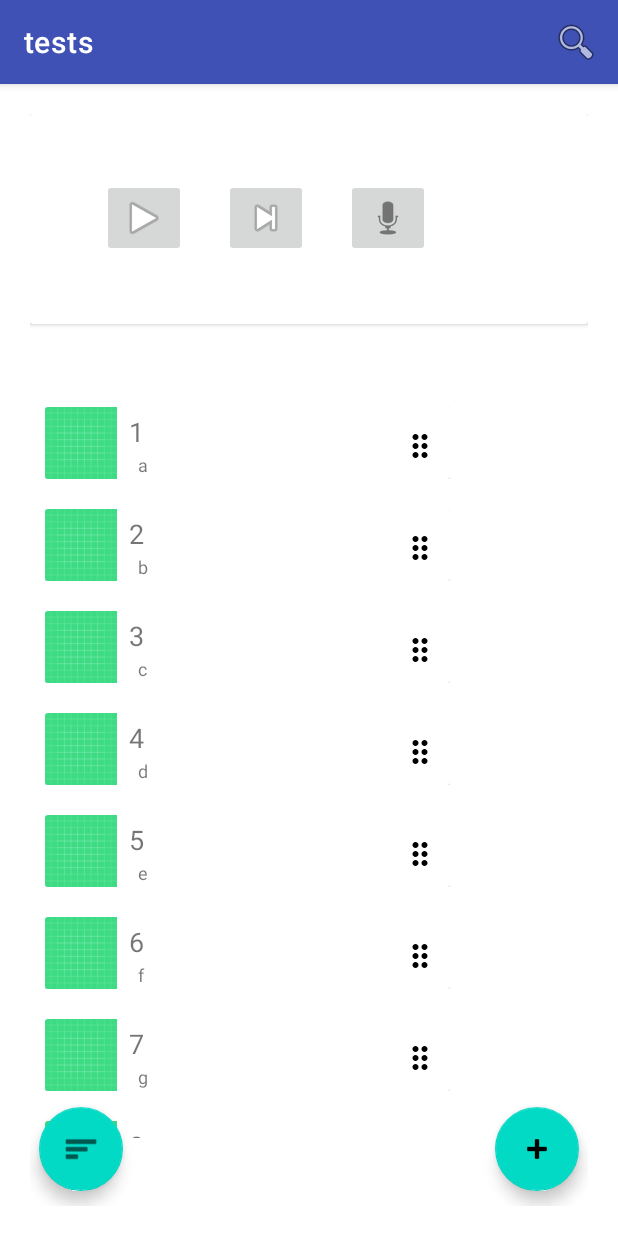
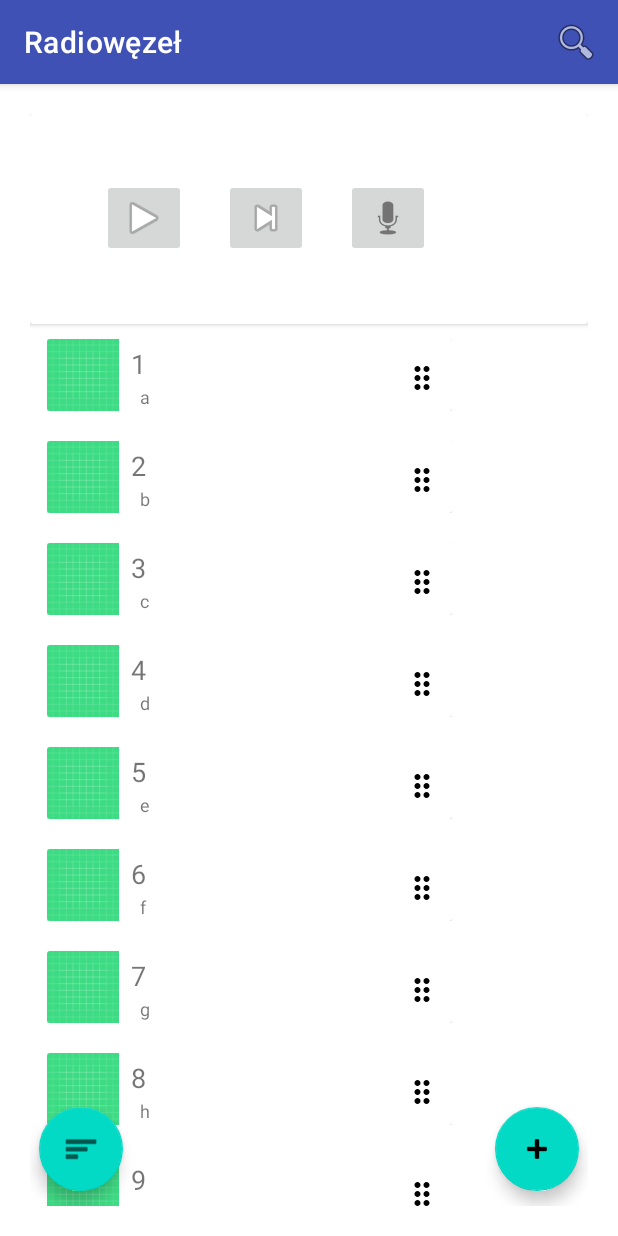
Before and after one commit to pam-param-pam/Radiowezel-Android-App, an Android app: the HomeActivity screen opened directly, with no data from a screen before it, on a phone screen of 412 x 824 dp. Run offline under Robolectric (Android 15) with nearby library versions, the phone set to English and light mode, and no system bars.

Commit message:
initial commit7 bug fixed thank you and good night america(cuz yk good morniiiiing vieeetnaaaaaaaaaaaaaaaaaaaaaaaam!)yes im funny

```diff
--- a/app/build.gradle
+++ b/app/build.gradle
@@ -61,6 +61,7 @@ dependencies {
     implementation 'com.fasterxml.jackson.core:jackson-core:2.13.3'
     implementation 'com.fasterxml.jackson.core:jackson-annotations:2.13.3'
     implementation 'com.fasterxml.jackson.core:jackson-databind:2.13.3'
+    implementation 'org.apache.commons:commons-lang3:3.0'
 
 
 
--- a/app/src/main/java/dev/pamparampam/myapplication/radiowezel/HomeActivity.java
+++ b/app/src/main/java/dev/pamparampam/myapplication/radiowezel/HomeActivity.java
@@ -77,13 +77,13 @@ public class HomeActivity extends AppCompatActivity implements StartDragListener
         searchItem.setOnActionExpandListener(new MenuItem.OnActionExpandListener() {
             @Override
             public boolean onMenuItemActionExpand(MenuItem item) {
-                filter("");
+
                 return true;
             }
 
             @Override
             public boolean onMenuItemActionCollapse(MenuItem item) {
-                filter("");
+
                 return true;
             }
         });
@@ -144,30 +144,32 @@ public class HomeActivity extends AppCompatActivity implements StartDragListener
     private void buildRecyclerView() {
 
 
-        RelativeLayout layout = findViewById(R.id.RLM);
-        System.out.println(list);
+
+        // TODO: 24.10.2022
+        //proper generating of recycler view
         if(list == null){
-
+            RelativeLayout layout = findViewById(R.id.RLM);
             String[] titles = getResources().getStringArray(R.array.music_titles);
             String[] descriptions = getResources().getStringArray(R.array.music_desc);
             int[] image = new int[]{R.drawable.ic_launcher_background, R.drawable.ic_launcher_background, R.drawable.ic_launcher_background, R.drawable.ic_launcher_background, R.drawable.ic_launcher_background, R.drawable.ic_launcher_background, R.drawable.ic_launcher_background, R.drawable.ic_launcher_background, R.drawable.ic_launcher_background, R.drawable.ic_launcher_background};
 
-            System.out.println("AAAAAAAAAAAAAAAAAAAAAAAAAAAAAAAAAAAAAAAAAAAAAAAAAAAAAAAAAAAAAAAAAAAAAAAAAAAAAAAAAAAAAAAAAAAAAAAAAAAAAAAAA");
             list = new ArrayList<>();
             for (int i = 0; i < titles.length; i++) {
                 list.add(new Item(image[i], titles[i], descriptions[i]));
             }
+            mAdapter = new RecyclerViewAdapter(this, this, layout, list);
+            ItemTouchHelper.Callback callback = new ItemMoveCallback(mAdapter);
+
+            touchHelper = new ItemTouchHelper(callback);
+            touchHelper.attachToRecyclerView(recyclerView);
+
+            recyclerView.setAdapter(mAdapter);
+            recyclerView.setLayoutManager(new LinearLayoutManager(this));
         }
 
-        mAdapter = new RecyclerViewAdapter(this, this, layout, list);
 
-        ItemTouchHelper.Callback callback = new ItemMoveCallback(mAdapter);
 
-        touchHelper = new ItemTouchHelper(callback);
-        touchHelper.attachToRecyclerView(recyclerView);
 
-        recyclerView.setAdapter(mAdapter);
-        recyclerView.setLayoutManager(new LinearLayoutManager(this));
     }
 
     @SuppressLint("MissingPermission")
@@ -274,7 +276,7 @@ public class HomeActivity extends AppCompatActivity implements StartDragListener
         ArrayList<Item> filteredList = new ArrayList<>();
 
         // running a for loop to prefiltered elements.
-        for (Item item : list) {
+        for (Item item : mAdapter.getmList()) {
             // checking if the entered string matched with any item of our recycler view.
             if (item.getTitle().toLowerCase(Locale.ROOT).contains(text.toLowerCase())) {
                 // if the item is matched we are
--- a/app/src/main/res/layout/activity_home.xml
+++ b/app/src/main/res/layout/activity_home.xml
@@ -13,8 +13,7 @@
         android:layout_below="@id/card_view"
         android:layout_alignParentStart="true"
         android:layout_alignParentBottom="true"
-        android:layout_marginTop="45dp"
-        android:layout_marginBottom="45dp" />
+        android:layout_marginStart="1dp" />
 
     <androidx.cardview.widget.CardView
         android:id="@+id/card_view"
--- a/app/src/main/res/layout/activity_player.xml
+++ b/app/src/main/res/layout/activity_player.xml
@@ -22,7 +22,7 @@
      -->
     <TextView
         android:id="@+id/player_title"
-        android:text="@string/title"
+        android:text="@string/video_title"
         android:layout_width="match_parent"
         android:layout_height="wrap_content"
         android:maxLines="4"
--- a/app/src/main/res/layout/activity_search.xml
+++ b/app/src/main/res/layout/activity_search.xml
@@ -12,7 +12,7 @@
         android:id="@+id/search_input"
         android:layout_width="match_parent"
         android:layout_height="wrap_content"
-        android:hint="@string/search"
+        android:hint="@string/search_youtube"
         android:imeOptions="actionSearch"
         android:inputType="text"
         android:maxLines="1"
--- a/app/src/main/res/menu/search_menu.xml
+++ b/app/src/main/res/menu/search_menu.xml
@@ -9,7 +9,7 @@
     <item
         android:id="@+id/actionSearch"
         android:icon="@android:drawable/ic_menu_search"
-        android:title="@string/search"
+        android:title="@string/search_recyclerView"
         app:actionViewClass="androidx.appcompat.widget.SearchView"
         app:showAsAction="ifRoom|collapseActionView" />
 </menu>
```
Also changed, not shown: app/src/main/java/dev/pamparampam/myapplication/radiowezel/EmailVerify.java (+7 -7 lines), app/src/main/java/dev/pamparampam/myapplication/radiowezel/RecyclerViewAdapter.java (+10 -2 lines), app/src/main/java/dev/pamparampam/myapplication/radiowezel/YoutubeAdapter.java (+8 -17 lines), app/src/main/res/layout/dialog_progress.xml (+4 -5 lines), app/src/main/res/values/strings.xml (+5 -5 lines).
